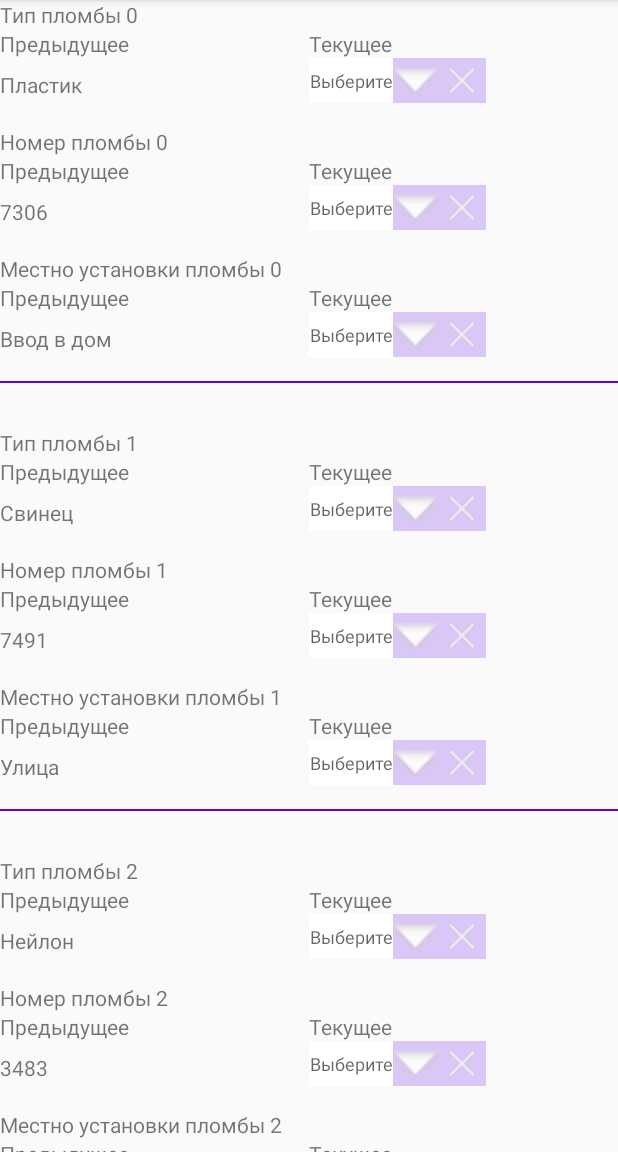
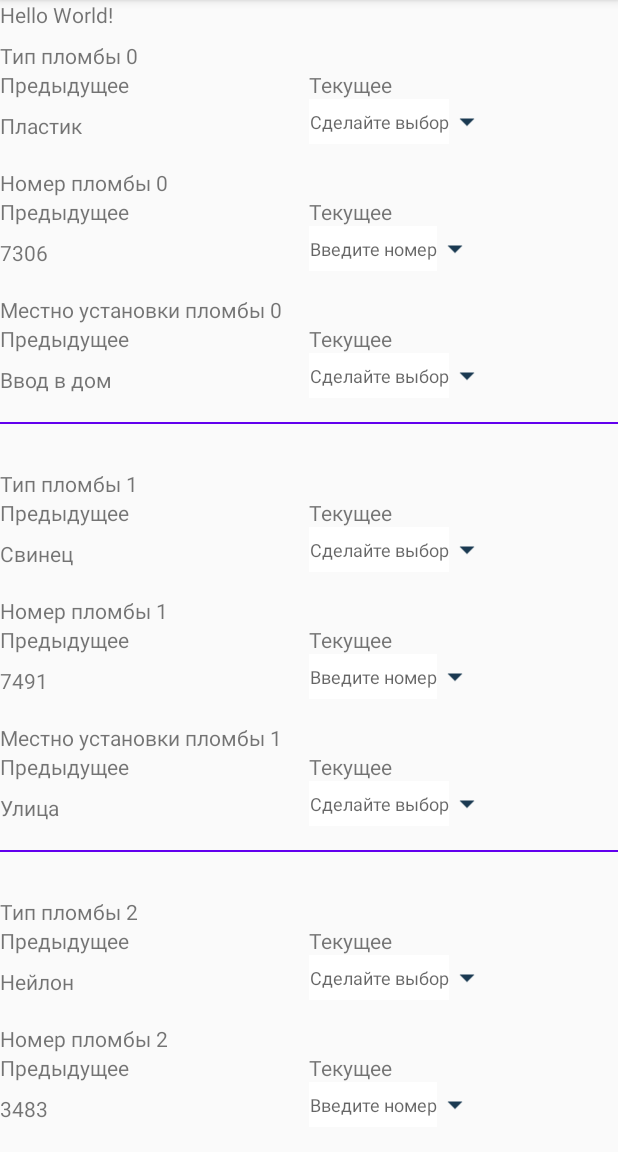
Before and after one commit to Sandroisu/SealPrototype, an Android app: the screen it shows after launch (MainActivity), on a phone screen of 412 x 824 dp, the part 84-1236 px from its top. Run offline under Robolectric (Android 15) with nearby library versions, the phone set to English and light mode, and no system bars.

Commit message:
something done

```diff
--- /dev/null
+++ b/app/src/main/java/ru/alex/plombapp/AutocompleteAdapter.java
@@ -0,0 +1,38 @@
+package ru.alex.plombapp;
+
+import android.content.Context;
+import android.widget.Filterable;
+import android.widget.SimpleAdapter;
+
+import java.util.HashMap;
+import java.util.List;
+import java.util.Map;
+
+public class AutocompleteAdapter extends SimpleAdapter implements Filterable {
+    List< Map<String, Object>> mCurrentData;
+    /**
+     * Constructor
+     *
+     * @param context  The context where the View associated with this SimpleAdapter is running
+     * @param data     A List of Maps. Each entry in the List corresponds to one row in the list. The
+     *                 Maps contain the data for each row, and should include all the entries specified in
+     *                 "from"
+     * @param from     A list of column names that will be added to the Map associated with each
+     *                 item.
+     * @param to       The views that should display column in the "from" parameter. These should all be
+     *                 TextViews. The first N views in this list are given the values of the first N columns
+     */
+    public AutocompleteAdapter(Context context, List< Map<String, Object>> data, String[] from, int[] to) {
+        super(context, data, android.R.layout.simple_spinner_dropdown_item, from, to);
+        mCurrentData = data;
+
+    }
+
+    public void addItem(int position, String value){
+        Map<String, Object> m = new HashMap<>();
+        m.put(Names.SP_POSITION, position);
+        m.put(Names.NAME, value);
+    mCurrentData.add(m);
+    }
+
+}
--- a/app/src/main/java/ru/alex/plombapp/MainActivity.java
+++ b/app/src/main/java/ru/alex/plombapp/MainActivity.java
@@ -16,17 +16,17 @@ public class MainActivity extends AppCompatActivity {
 
     private RecyclerView mRecyclerView;
     private List<Seal> mSealList;
-    private String [] sealTypes = new String[]{"Пластик", "Свинец", "Нейлон"};
-    private String [] sealPlacement = new String[]{"Ввод в дом", "Улица", "Подъезд"};
 
     @Override
     protected void onCreate(Bundle savedInstanceState) {
         super.onCreate(savedInstanceState);
         setContentView(R.layout.activity_main);
+        final String[] sealTypes = getResources().getStringArray(R.array.seal_type);
+        final String[] sealPlacement = getResources().getStringArray(R.array.seal_placement);
         mSealList = new ArrayList<>();
         for (int i = 0; i < 3; i++) {
-            Seal seal = new Seal("Тип пломбы "+i, sealTypes[i], "Номер пломбы "+i,
-                    (int)(Math.random()*10000), "Местно установки пломбы "+i, sealPlacement[i]);
+            Seal seal = new Seal("Тип пломбы " + i, sealTypes[i], "Номер пломбы " + i,
+                    (int) (Math.random() * 10000), "Местно установки пломбы " + i, sealPlacement[i]);
             mSealList.add(seal);
         }
         mRecyclerView = findViewById(R.id.recyclerView);
@@ -37,8 +37,8 @@ public class MainActivity extends AppCompatActivity {
         btnAdd.setOnClickListener(new View.OnClickListener() {
             @Override
             public void onClick(View v) {
-                mSealList.add(new Seal("Тип пломбы ", sealTypes[1], "Номер пломбы ",
-                        (int)(Math.random()*10000), "Местно установки пломбы ", sealPlacement[2]));
+                mSealList.add(new Seal("Тип пломбы ", "", "Номер пломбы ",
+                        0, "Местно установки пломбы ", ""));
                 mRecyclerView.setAdapter(new SealAdapter(MainActivity.this, mSealList));
             }
         });
--- /dev/null
+++ b/app/src/main/java/ru/alex/plombapp/Names.java
@@ -0,0 +1,7 @@
+package ru.alex.plombapp;
+
+public interface Names {
+
+    String NAME = "name";
+    String SP_POSITION = "sp_position";
+}
--- a/app/src/main/java/ru/alex/plombapp/SealAdapter.java
+++ b/app/src/main/java/ru/alex/plombapp/SealAdapter.java
@@ -24,7 +24,7 @@ public class SealAdapter extends RecyclerView.Adapter<SealHolder> {
     public SealHolder onCreateViewHolder(@NonNull ViewGroup parent, int viewType) {
         LayoutInflater inflater = LayoutInflater.from(mContext);
         View v = inflater.inflate(R.layout.rv_item, parent, false);
-        return new SealHolder(v);
+        return new SealHolder(v, mContext);
     }
 
     @Override
--- a/app/src/main/java/ru/alex/plombapp/SealHolder.java
+++ b/app/src/main/java/ru/alex/plombapp/SealHolder.java
@@ -1,17 +1,23 @@
 package ru.alex.plombapp;
 
+import android.content.Context;
 import android.view.View;
 
 import androidx.annotation.NonNull;
 import androidx.recyclerview.widget.RecyclerView;
 
+import java.util.LinkedList;
+import java.util.Map;
+
 class SealHolder extends RecyclerView.ViewHolder {
+    private Context mContext;
     private SingleLineLayout sllSealType;
     private SingleLineLayout sllSealNumber;
     private SingleLineLayout sllSealPlacement;
 
-    public SealHolder(@NonNull View itemView) {
+    public SealHolder(@NonNull View itemView, Context context) {
         super(itemView);
+        mContext =context;
         sllSealType = itemView.findViewById(R.id.sealItem_sllType);
         sllSealNumber = itemView.findViewById(R.id.sealItem_sllNumber);
         sllSealPlacement = itemView.findViewById(R.id.sealItem_sllPlacement);
@@ -20,9 +26,13 @@ class SealHolder extends RecyclerView.ViewHolder {
     public void bindItem(Seal seal) {
             sllSealType.setTvTitle(seal.sealType);
             sllSealType.setTvPrevious(seal.previousType);
+            sllSealType.setActvAdapter(new SealTypeAdapter(mContext, new LinkedList<Map<String, Object>>()));
             sllSealNumber.setTvTitle(seal.sealNumber);
             sllSealNumber.setTvPrevious(String.valueOf(seal.previousNumber));
+            sllSealNumber.setActvHint("Введите номер");
             sllSealPlacement.setTvTitle(seal.sealPlacement);
             sllSealPlacement.setTvPrevious(seal.previousPlacement);
+            sllSealPlacement.setActvAdapter(new SealPlacementAdapter(mContext, new LinkedList<Map<String, Object>>()));
+
     }
 }
--- /dev/null
+++ b/app/src/main/java/ru/alex/plombapp/SealPlacementAdapter.java
@@ -0,0 +1,27 @@
+package ru.alex.plombapp;
+
+import android.content.Context;
+
+import java.util.List;
+import java.util.Map;
+
+public class SealPlacementAdapter extends AutocompleteAdapter {
+    private static final String[] from = {Names.NAME};
+    private static final int[] to = {android.R.id.text1};
+
+    /**
+     * Constructor
+     *
+     * @param context The context where the View associated with this SimpleAdapter is running
+     * @param data    A List of Maps. Each entry in the List corresponds to one row in the list. The
+     *                Maps contain the data for each row, and should include all the entries specified in
+     *                "from"
+     */
+    public SealPlacementAdapter(Context context, List<Map<String, Object>> data) {
+        super(context, data, from, to);
+        String[] sealPlacements = context.getResources().getStringArray(R.array.seal_placement);
+        for (int i = 0; i < sealPlacements.length; i++) {
+            addItem(i, sealPlacements[i]);
+        }
+    }
+}
--- /dev/null
+++ b/app/src/main/java/ru/alex/plombapp/SealTypeAdapter.java
@@ -0,0 +1,28 @@
+package ru.alex.plombapp;
+
+import android.content.Context;
+
+import java.util.List;
+import java.util.Map;
+
+public class SealTypeAdapter extends AutocompleteAdapter {
+
+    private static final String[] from = {Names.NAME};
+    private static final int[] to = {android.R.id.text1};
+
+    /**
+     * Constructor
+     *
+     * @param context The context where the View associated with this SimpleAdapter is running
+     * @param data    A List of Maps. Each entry in the List corresponds to one row in the list. The
+     *                Maps contain the data for each row, and should include all the entries specified in
+     *                "from"
+     */
+    public SealTypeAdapter(Context context, List<Map<String, Object>> data) {
+        super(context, data, from, to);
+        String[] sealType = context.getResources().getStringArray(R.array.seal_type);
+        for (int i = 0; i < sealType.length; i++) {
+            addItem(i, sealType[i]);
+        }
+    }
+}
--- a/app/src/main/java/ru/alex/plombapp/SingleLineLayout.java
+++ b/app/src/main/java/ru/alex/plombapp/SingleLineLayout.java
@@ -5,11 +5,13 @@ import android.content.res.TypedArray;
 import android.util.AttributeSet;
 import android.view.LayoutInflater;
 import android.view.View;
+import android.widget.AdapterView;
 import android.widget.AutoCompleteTextView;
 import android.widget.ImageView;
 import android.widget.TextView;
 
 import androidx.constraintlayout.widget.ConstraintLayout;
+import java.util.HashMap;
 
 public class SingleLineLayout extends ConstraintLayout {
     private Context mContext;
@@ -18,6 +20,7 @@ public class SingleLineLayout extends ConstraintLayout {
     private AutoCompleteTextView actvCurrent;
     private ImageView ivCancel;
     private ImageView ivAccept;
+    private ImageView ivDropDown;
 
     public SingleLineLayout(Context context, AttributeSet attrs) {
         super(context, attrs);
@@ -38,14 +41,32 @@ public class SingleLineLayout extends ConstraintLayout {
         actvCurrent = findViewById(R.id.singleLine_actvCurrent);
         ivCancel = findViewById(R.id.singleLine_ivCancel);
         ivAccept = findViewById(R.id.singleLine_ivAccept);
+        ivDropDown = findViewById(R.id.singleLine_ivDropDown);
         tvTitle.setText(labelText);
+
+        ivDropDown.setOnClickListener(new OnClickListener() {
+            @Override
+            public void onClick(View v) {
+                actvCurrent.showDropDown();
+            }
+        });
+        actvCurrent.setOnItemClickListener(new AdapterView.OnItemClickListener() {
+            @Override
+            public void onItemClick(AdapterView<?> parent, View view, int position, long id) {
+                ivAccept.setVisibility(VISIBLE);
+                ivCancel.setVisibility(VISIBLE);
+                HashMap<String, Object> map = (HashMap<String, Object>)parent.getItemAtPosition(position);
+                actvCurrent.setText(String.valueOf( map.get(Names.NAME)));
+            }
+        });
         ivCancel.setOnClickListener(new OnClickListener() {
             @Override
             public void onClick(View v) {
-                actvCurrent.setSelection(-1);
+                actvCurrent.setText(null);
+                ivAccept.setVisibility(GONE);
+                ivCancel.setVisibility(GONE);
             }
         });
-
     }
 
     public void setTvTitle(String title) {
@@ -56,15 +77,12 @@ public class SingleLineLayout extends ConstraintLayout {
         tvPrevious.setText(previous);
     }
 
-    public void setActvCurrent(String current) {
-        actvCurrent.setText(current);
+    public void setActvAdapter(AutocompleteAdapter adapter) {
+        actvCurrent.setAdapter(adapter);
     }
 
-    public void setIvAcceptVisible(boolean visible) {
-        if (visible) {
-            ivAccept.setVisibility(VISIBLE);
-        } else {
-            ivAccept.setVisibility(GONE);
-        }
+    public void setActvHint(String current) {
+        actvCurrent.setHint(current);
     }
+
 }
--- /dev/null
+++ b/app/src/main/res/drawable/ic_arrow_drop_down_black_24dp.xml
@@ -0,0 +1,5 @@
+<vector android:height="24dp" android:tint="#1A3951"
+    android:viewportHeight="24.0" android:viewportWidth="24.0"
+    android:width="24dp" xmlns:android="http://schemas.android.com/apk/res/android">
+    <path android:fillColor="#FF000000" android:pathData="M7,10l5,5 5,-5z"/>
+</vector>
--- /dev/null
+++ b/app/src/main/res/drawable/ic_clear_black_24dp.xml
@@ -0,0 +1,5 @@
+<vector android:height="24dp" android:tint="#1A3951"
+    android:viewportHeight="24.0" android:viewportWidth="24.0"
+    android:width="24dp" xmlns:android="http://schemas.android.com/apk/res/android">
+    <path android:fillColor="#FF000000" android:pathData="M19,6.41L17.59,5 12,10.59 6.41,5 5,6.41 10.59,12 5,17.59 6.41,19 12,13.41 17.59,19 19,17.59 13.41,12z"/>
+</vector>
--- /dev/null
+++ b/app/src/main/res/drawable/ic_done_black_24dp.xml
@@ -0,0 +1,5 @@
+<vector android:height="24dp" android:tint="#1A3951"
+    android:viewportHeight="24.0" android:viewportWidth="24.0"
+    android:width="24dp" xmlns:android="http://schemas.android.com/apk/res/android">
+    <path android:fillColor="#FF000000" android:pathData="M9,16.2L4.8,12l-1.4,1.4L9,19 21,7l-1.4,-1.4L9,16.2z"/>
+</vector>
--- a/app/src/main/res/layout/rv_item.xml
+++ b/app/src/main/res/layout/rv_item.xml
@@ -2,6 +2,7 @@
 <LinearLayout xmlns:android="http://schemas.android.com/apk/res/android"
     android:layout_width="match_parent"
     android:layout_height="wrap_content"
+    xmlns:app="http://schemas.android.com/apk/res-auto"
     android:orientation="vertical"
     android:layout_marginBottom="30dp">
 
@@ -9,7 +10,7 @@
         android:id="@+id/sealItem_sllType"
         android:layout_width="match_parent"
         android:layout_height="wrap_content"
-        android:layout_marginBottom="16dp"/>
+        android:layout_marginBottom="16dp" />
 
     <ru.alex.plombapp.SingleLineLayout
         android:id="@+id/sealItem_sllNumber"
--- a/app/src/main/res/layout/single_line_layout.xml
+++ b/app/src/main/res/layout/single_line_layout.xml
@@ -55,51 +55,47 @@
             android:id="@+id/singleLine_actvCurrent"
             android:layout_width="wrap_content"
             android:layout_height="30dp"
-            android:hint="Выберите"
+            android:hint="Сделайте выбор"
             app:layout_constraintLeft_toLeftOf="parent"
             app:layout_constraintBottom_toBottomOf="parent"
             app:layout_constraintTop_toTopOf="parent"
-            android:background="#ffffff"
+            android:background="#FFFFFF"
             android:textAlignment="center"
-            android:dropDownHeight="155dp"
+            android:dropDownHeight="wrap_content"
+            android:dropDownWidth="150dp"
             android:cursorVisible="false"
+            android:maxWidth="100dp"
             android:textSize="12sp"
-            android:maxLines="1"
-            android:focusable="false"
+            android:focusable="true"
             android:clickable="true"
             android:inputType="none"
             />
         <ImageView
             android:id="@+id/singleLine_ivDropDown"
-            android:src="@android:drawable/arrow_down_float"
-            android:layout_width="30dp"
+            android:src="@drawable/ic_arrow_drop_down_black_24dp"
+            android:layout_width="wrap_content"
             android:layout_height="30dp"
-            android:background="@color/colorPrimary"
             app:layout_constraintLeft_toRightOf="@+id/singleLine_actvCurrent"
             app:layout_constraintBottom_toBottomOf="@+id/singleLine_actvCurrent"
-            app:layout_constraintTop_toTopOf="@+id/singleLine_actvCurrent"
-            android:alpha=".2"/>
+            app:layout_constraintTop_toTopOf="@+id/singleLine_actvCurrent"/>
 
         <ImageView
             android:id="@+id/singleLine_ivCancel"
-            android:src="@android:drawable/ic_menu_close_clear_cancel"
+            android:src="@drawable/ic_clear_black_24dp"
             android:layout_width="wrap_content"
             android:layout_height="30dp"
-            android:background="@color/colorPrimary"
             app:layout_constraintLeft_toRightOf="@+id/singleLine_ivDropDown"
             app:layout_constraintBottom_toBottomOf="@+id/singleLine_actvCurrent"
             app:layout_constraintTop_toTopOf="@+id/singleLine_actvCurrent"
-            android:alpha=".2"/>
+            android:visibility="gone"/>
         <ImageView
             android:id="@+id/singleLine_ivAccept"
-            android:src="@android:drawable/stat_sys_download_done"
-            android:background="@color/colorPrimary"
+            android:src="@drawable/ic_done_black_24dp"
             android:layout_width="30dp"
             android:layout_height="30dp"
             app:layout_constraintLeft_toRightOf="@+id/singleLine_ivCancel"
             app:layout_constraintBottom_toBottomOf="@+id/singleLine_actvCurrent"
             app:layout_constraintTop_toTopOf="@+id/singleLine_actvCurrent"
-            android:alpha=".2"
             android:visibility="gone" />
     </androidx.constraintlayout.widget.ConstraintLayout>
 
--- a/app/src/main/res/values/attr.xml
+++ b/app/src/main/res/values/attr.xml
@@ -1,9 +1,5 @@
 <?xml version="1.0" encoding="utf-8"?>
 <resources>
-    <declare-styleable name="ItemLayout">
-        <attr name="labelText" format="string" />
-        <attr name="listSize" format="integer" />
-    </declare-styleable>
     <declare-styleable name="SingleLineLayout">
         <attr name="topLabelText" format="string" />
     </declare-styleable>
--- a/app/src/main/res/values/strings.xml
+++ b/app/src/main/res/values/strings.xml
@@ -1,3 +1,15 @@
 <resources>
     <string name="app_name">PlombApp</string>
+
+    <string-array name="seal_type">
+        <item>Пластик</item>
+        <item>Свинец</item>
+        <item>Нейлон</item>
+    </string-array>
+
+    <string-array name="seal_placement">
+        <item>Ввод в дом</item>
+        <item>Улица</item>
+        <item>Подъезд</item>
+    </string-array>
 </resources>
```
Also changed, not shown: app/src/main/java/ru/alex/plombapp/ItemData.java (deleted, +0 -14 lines), app/src/main/java/ru/alex/plombapp/ItemLayout.java (deleted, +0 -129 lines), app/src/main/res/layout/expandable_layout.xml (deleted, +0 -34 lines).
